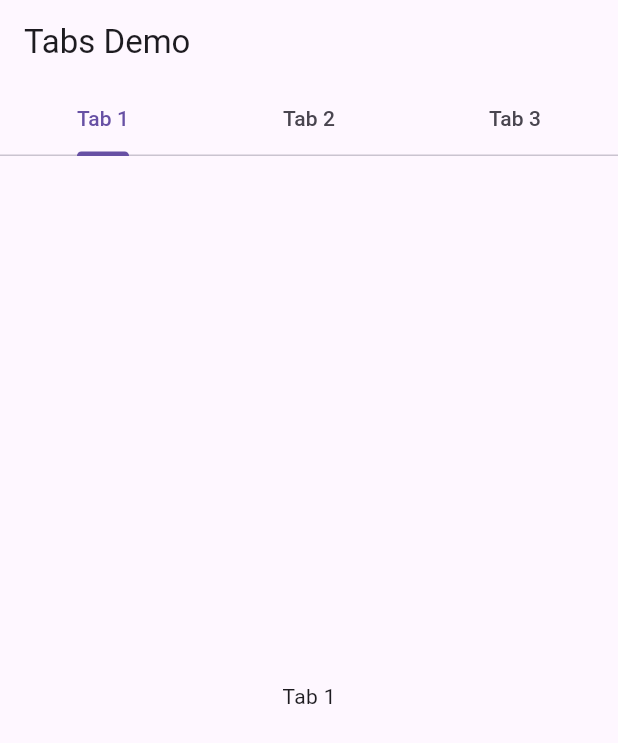
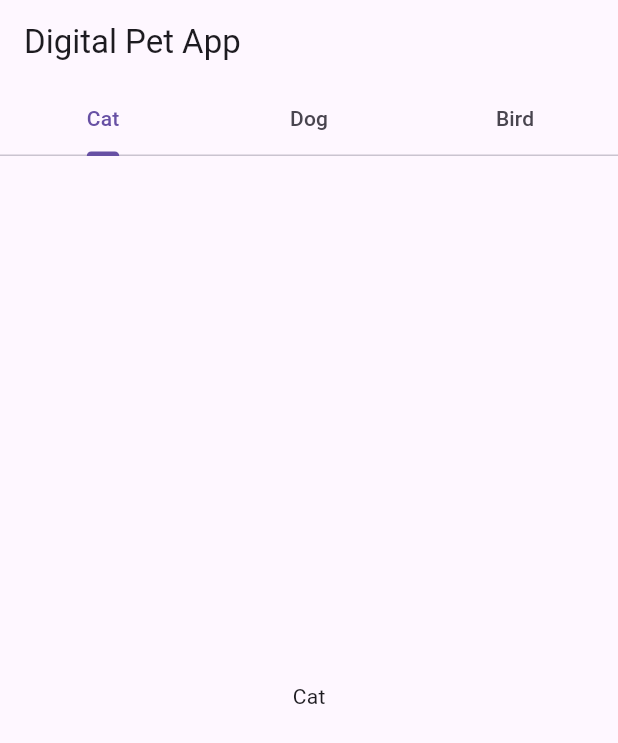
Before and after one commit to linnypham/digital_pet_app, a Flutter app: the screen it shows after launch, on a phone screen of 412 x 824 dp. Shown: the top 743 px of the screen. Run offline on Flutter 3.47's test engine with Material 3 defaults, Android fonts, the phone set to English and light mode, and no system bars.

Commit message:
Update main.dart

```diff
--- a/digital_pet_app/lib/main.dart
+++ b/digital_pet_app/lib/main.dart
@@ -61,13 +61,13 @@
   @override
   Widget build(BuildContext context) {
 // For the ToDo task hint: consider defining the widget and name of the tabs here
-    final tabs = ['Tab 1', 'Tab 2', 'Tab 3'];
+    final tabs = ['Cat', 'Dog', 'Bird'];
 
     return Scaffold(
       appBar: AppBar(
         automaticallyImplyLeading: false,
         title: Text(
-          'Tabs Demo',
+          'Digital Pet App',
         ),
         bottom: TabBar(
           controller: _tabController,
```
